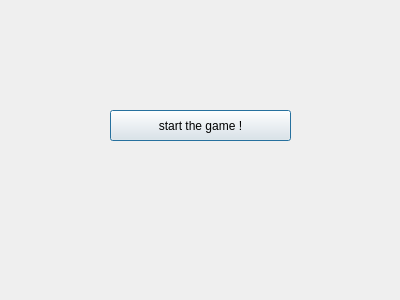
First picture: the form in tictactoev/dialog.ui, repository Jolinejo/Advanced-Tic-Tac-Toe, before the edit.
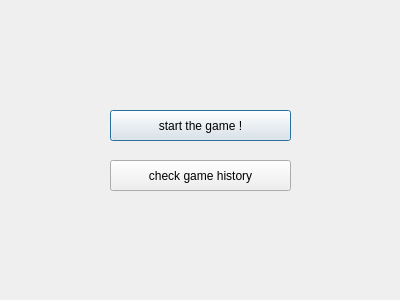
Second picture: the form after the edit.

```diff
--- a/tictactoev/dialog.ui
+++ b/tictactoev/dialog.ui
@@ -26,6 +26,19 @@
     <string>start the game !</string>
    </property>
   </widget>
+  <widget class="QPushButton" name="pushButton_2">
+   <property name="geometry">
+    <rect>
+     <x>110</x>
+     <y>160</y>
+     <width>181</width>
+     <height>31</height>
+    </rect>
+   </property>
+   <property name="text">
+    <string>check game history</string>
+   </property>
+  </widget>
  </widget>
  <resources/>
  <connections/>
```
